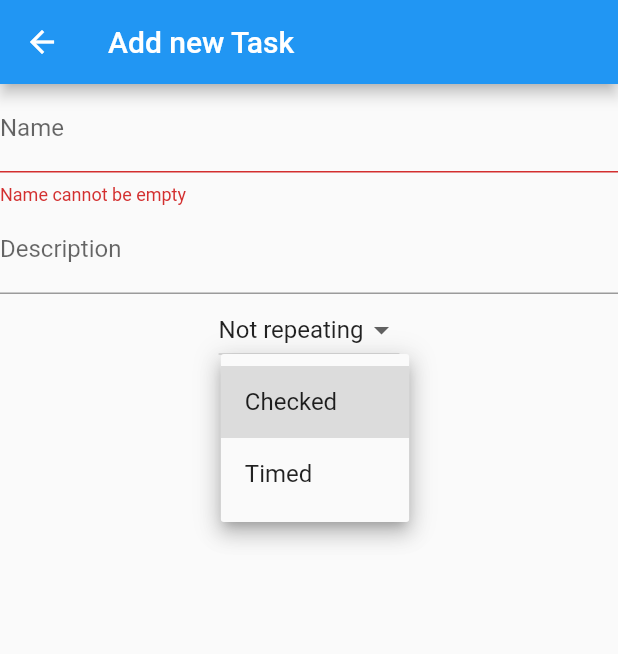
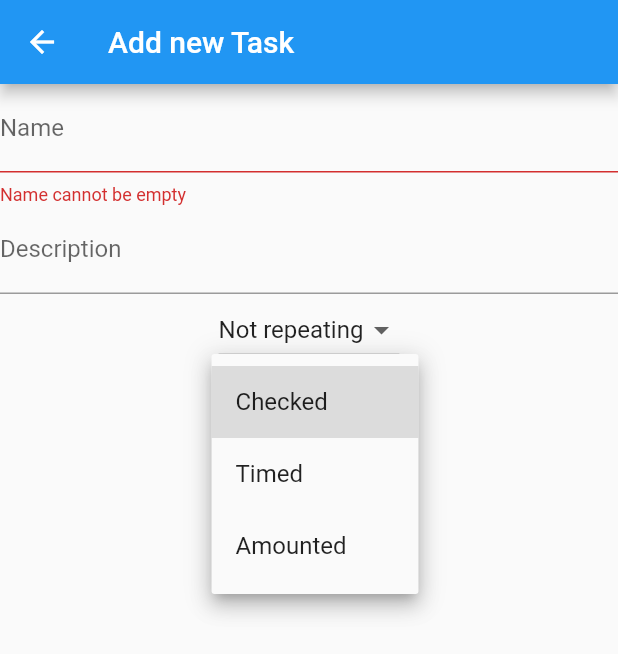
Before and after one commit to SimonasKalpokas/todo_app, a Flutter app: the TaskFormScreen screen opened directly, after a tap on "Submit", after a tap on "Checked", on a phone screen of 412 x 824 dp. Shown: the top 654 px of the screen. Run offline on Flutter 3.47's test engine with Material 2 defaults, Android fonts, the phone set to English and light mode, and no system bars; our stand-ins replace clock, cloud_firestore, firebase_core; accounts and stored records are empty.

Commit message:
Add basic AmountedTask

```diff
--- /dev/null
+++ b/lib/models/amounted_task.dart
@@ -0,0 +1,81 @@
+import 'package:clock/clock.dart';
+import 'package:flutter/cupertino.dart';
+import 'package:todo_app/models/base_task.dart';
+
+class AmountedTaskListenable extends AmountedTask
+    with BaseTaskListenable, ChangeNotifier {
+  AmountedTaskListenable.fromMap(super.id, super.map) : super.fromMap();
+  AmountedTaskListenable(super.name, super.description, super.reoccurrence,
+      super.totalAmount, super.units);
+
+  @override
+  void addAmount(int amount) {
+    super.addAmount(amount);
+    notifyListeners();
+  }
+
+  @override
+  void refreshState() {}
+}
+
+class AmountedTask extends BaseTask {
+  // TODO: Create special number where you can choose how many numbers after comma there will be
+  int totalAmount;
+  // TODO: Maybe change remainingTime to something like doneAmount, so that it counts up
+  int remainingAmount;
+  DateTime? startOfExecution;
+  String units;
+
+  AmountedTask(String name, String description, Reoccurrence reoccurrence,
+      this.totalAmount, this.units)
+      : remainingAmount = totalAmount,
+        super(TaskType.amounted, name, description, reoccurrence);
+
+  AmountedTask.fromMap(super.id, super.map)
+      : totalAmount = map['totalAmount'],
+        remainingAmount = map['remainingAmount'],
+        units = map['units'],
+        startOfExecution = map['startOfExecution'] == null
+            ? null
+            : DateTime.parse(map['startOfExecution']),
+        super.fromMap();
+
+  void addAmount(int amount) {
+    assert(amount > 0);
+
+    var status = calculateCurrentStatus();
+    if (status == Status.done) {
+      return;
+    }
+    if (status == Status.undone) {
+      startOfExecution = clock.now();
+    }
+    remainingAmount -= amount;
+    if (remainingAmount <= 0) {
+      lastDoneOn = clock.now();
+    }
+  }
+
+  @override
+  Status calculateCurrentStatus() {
+    if (reoccurrence.isActiveNow(lastDoneOn)) {
+      return Status.done;
+    }
+    if (reoccurrence.isActiveNow(startOfExecution)) {
+      return Status.started;
+    }
+    return Status.undone;
+  }
+
+  @override
+  Map<String, dynamic> toMap() {
+    var map = super.toMap();
+    map.addAll({
+      'totalAmount': totalAmount,
+      'remainingAmount': remainingAmount,
+      'startOfExecution': startOfExecution?.toIso8601String(),
+      'units': units,
+    });
+    return map;
+  }
+}
--- a/lib/models/base_task.dart
+++ b/lib/models/base_task.dart
@@ -1,5 +1,6 @@
 import 'package:clock/clock.dart';
 import 'package:flutter/cupertino.dart';
+import 'package:todo_app/models/amounted_task.dart';
 import 'package:todo_app/models/checked_task.dart';
 import 'package:todo_app/models/timed_task.dart';
 
@@ -13,6 +14,8 @@ abstract class BaseTaskListenable implements Listenable, BaseTask {
         return CheckedTaskListenable.fromMap(id, map);
       case TaskType.timed:
         return TimedTaskListenable.fromMap(id, map);
+      case TaskType.amounted:
+        return AmountedTaskListenable.fromMap(id, map);
     }
   }
 }
@@ -33,6 +36,8 @@ abstract class BaseTask {
         return CheckedTask.fromMap(id, map);
       case TaskType.timed:
         return TimedTask.fromMap(id, map);
+      case TaskType.amounted:
+        return AmountedTask.fromMap(id, map);
     }
   }
 
@@ -75,7 +80,8 @@ enum Reoccurrence {
 
 enum TaskType {
   checked,
-  timed;
+  timed,
+  amounted;
 
   static TaskType of<T extends BaseTask>() {
     if (T == TimedTask) {
@@ -93,6 +99,8 @@ enum TaskType {
         return 'Checked';
       case TaskType.timed:
         return 'Timed';
+      case TaskType.amounted:
+        return 'Amounted';
     }
   }
 }
--- a/lib/screens/task_form_screen.dart
+++ b/lib/screens/task_form_screen.dart
@@ -1,6 +1,7 @@
 import 'package:flutter/cupertino.dart';
 import 'package:flutter/material.dart';
 import 'package:provider/provider.dart';
+import 'package:todo_app/models/amounted_task.dart';
 import 'package:todo_app/models/base_task.dart';
 import 'package:todo_app/models/checked_task.dart';
 import 'package:todo_app/models/timed_task.dart';
@@ -38,6 +39,8 @@ class _TaskFormState extends State<TaskForm> {
 
   final nameController = TextEditingController();
   final descriptionController = TextEditingController();
+  final amountController = TextEditingController();
+  final unitsController = TextEditingController();
   var reoccurrence = Reoccurrence.notRepeating;
   var type = TaskType.checked;
   var totalTime = const Duration(hours: 1);
@@ -51,6 +54,11 @@ class _TaskFormState extends State<TaskForm> {
       type = widget.task!.type;
       if (type == TaskType.timed) {
         totalTime = (widget.task! as TimedTask).totalTime;
+      }
+      if (type == TaskType.amounted) {
+        amountController.text =
+            (widget.task! as AmountedTask).totalAmount.toString();
+        unitsController.text = (widget.task! as AmountedTask).units;
       }
     }
     super.initState();
@@ -111,6 +119,31 @@ class _TaskFormState extends State<TaskForm> {
               initialTimerDuration: totalTime,
             ),
           ),
+          Visibility(
+            visible: type == TaskType.amounted,
+            child: Column(
+              children: [
+                TextFormField(
+                  controller: amountController,
+                  keyboardType: TextInputType.number,
+                  decoration: const InputDecoration(labelText: "Amount"),
+                  validator: (String? value) {
+                    if (value == null || value.isEmpty) {
+                      return "Amount cannot be empty";
+                    }
+                    if (int.parse(value) <= 0) {
+                      return "Amount has to be a positive number";
+                    }
+                    return null;
+                  },
+                ),
+                TextFormField(
+                  controller: unitsController,
+                  decoration: const InputDecoration(labelText: "Units"),
+                ),
+              ],
+            ),
+          ),
           ElevatedButton(
             child: const Text("Submit"),
             onPressed: () {
@@ -124,6 +157,11 @@ class _TaskFormState extends State<TaskForm> {
                   if (type == TaskType.timed) {
                     (widget.task! as TimedTask).totalTime = totalTime;
                   }
+                  if (type == TaskType.amounted) {
+                    (widget.task! as AmountedTask).totalAmount =
+                        int.parse(amountController.text);
+                    (widget.task! as AmountedTask).units = unitsController.text;
+                  }
                   firestoreService.updateTask(widget.task!);
                 } else {
                   BaseTask? task;
@@ -136,6 +174,14 @@ class _TaskFormState extends State<TaskForm> {
                       task = TimedTask(nameController.text,
                           descriptionController.text, reoccurrence, totalTime);
                       break;
+                    case TaskType.amounted:
+                      task = AmountedTask(
+                          nameController.text,
+                          descriptionController.text,
+                          reoccurrence,
+                          int.parse(amountController.text),
+                          unitsController.text);
+                      break;
                   }
                   firestoreService.addTask(task);
                 }
--- a/lib/services/firestore_service.dart
+++ b/lib/services/firestore_service.dart
@@ -2,10 +2,11 @@ import 'package:cloud_firestore/cloud_firestore.dart';
 import 'package:todo_app/models/base_task.dart';
 
 class FirestoreService {
+  // TODO: use regular tasks once amountedTasks are in master
   final tasks = FirebaseFirestore.instance
       .collection('tasks')
       .doc('tasks')
-      .collection('tasks');
+      .collection('withAmountedTasks');
 
   Future<DocumentReference<Map<String, dynamic>>> addTask(BaseTask task) {
     return tasks.add(task.toMap());
```
Also changed, not shown: lib/screens/tasks_view_screen.dart (+11 -1 lines).
